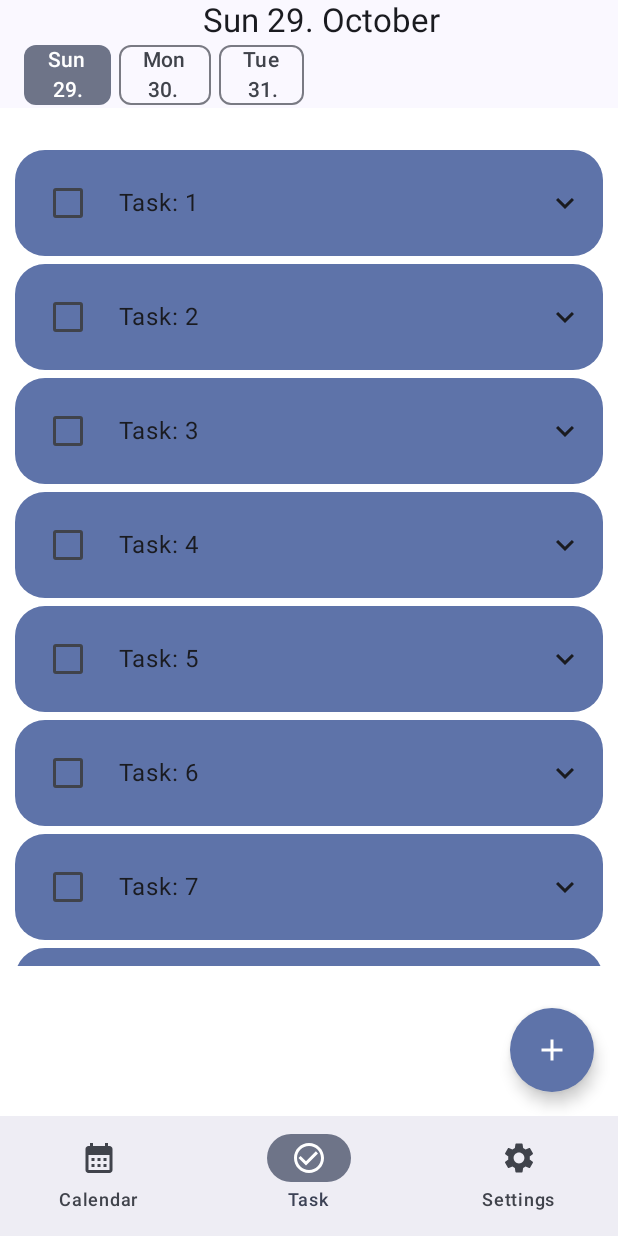
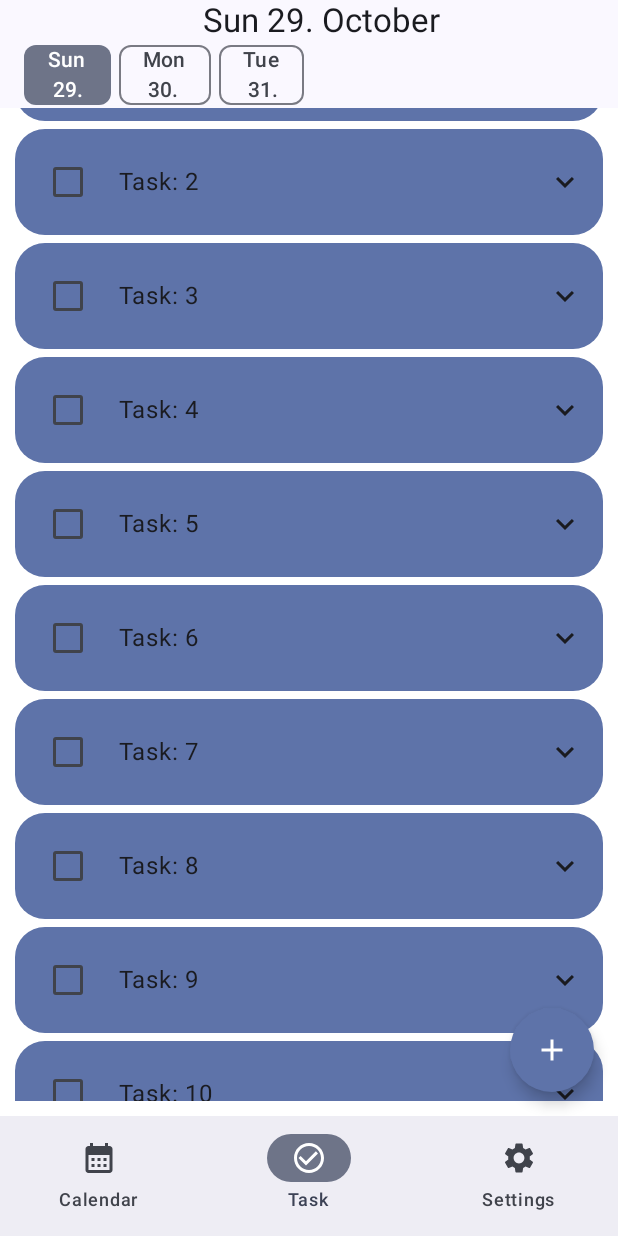
Before and after one commit to Gruppe-10-DTU/TODOAPP, an Android app built with Jetpack Compose: the ShowTaskList screen opened through its navigation route, on a phone screen of 412 x 824 dp. Run offline under Robolectric (Android 15) with nearby library versions, the phone set to English and light mode, and no system bars.

Commit message:
Tasks now take up the entire screen.

```diff
--- a/app/src/main/java/com/gruppe11/todoApp/ui/screens/ShowTaskList.kt
+++ b/app/src/main/java/com/gruppe11/todoApp/ui/screens/ShowTaskList.kt
@@ -89,7 +89,7 @@ fun GenerateLazyRowForDays(
                     .fillMaxSize()
             ) {
                 val formatFilterDate = DateTimeFormatter.ofPattern("E\n d.")
-                var lt = LocalDateTime.of(
+                val lt = LocalDateTime.of(
                     selectedYear,
                     selectedMonth,
                     selectedDay,
@@ -123,11 +123,11 @@ fun GenerateLazyColumnForTasks(
         modifier = Modifier
             .fillMaxSize()
             .background(Color.White)
-            .padding(10.dp, 100.dp)
+            .padding(10.dp)
     ) {
         LazyColumn(modifier = Modifier
             .align(Alignment.TopCenter)
-            .fillMaxWidth()
+            .fillMaxSize()
             ,
             verticalArrangement = Arrangement.spacedBy(5.dp)
         ) {
@@ -168,8 +168,8 @@ fun TaskItem(task: Task, viewModel: TaskViewModel){
             .clipToBounds()) {
             Checkbox(modifier = Modifier.padding(10.dp),
                 checked = taskCompletionStatus, onCheckedChange ={
-                viewModel.changeTaskCompletion(task);
-                taskCompletionStatus = task.isCompleted;
+                viewModel.changeTaskCompletion(task)
+                taskCompletionStatus = task.isCompleted
             } )
             Text(
                 modifier = Modifier.align(alignment = Alignment.CenterVertically)
@@ -237,7 +237,7 @@ fun ShowTaskList(
     //Change this variable when we want to display different months.
     var selectedMonth by remember{mutableStateOf(LocalDateTime.now().monthValue)}
     var selectedDay by remember{ mutableStateOf(LocalDateTime.now().dayOfMonth) }
-    var selectedYear by remember{mutableStateOf(LocalDateTime.now().year)}
+    val selectedYear by remember{mutableStateOf(LocalDateTime.now().year)}
     /*
     MAKE SURE TO REMOVE CODE BELOW ONCE WE DELIVER. THIS IS ONLY TO TEST
     PREVIEW, TASKS SHOULD NOT BE ADDED LIKE THIS!
@@ -268,23 +268,31 @@ fun ShowTaskList(
 
             )
         },
-        content = {
-            GenerateLazyColumnForTasks(
-                viewModel = viewModel,
-                selectedDay = selectedDay,
-                selectedMonth = selectedMonth,
-                selectedYear = selectedYear,
-            )
-            uiState
-        },
         floatingActionButton = {
             FloatingActionButton(
                 shape = CircleShape,
+                /*
+                TODO("Set the color")
+                containerColor = Color(0xF5838E),
+
+                 */
                 onClick = onFloatingButtonClick) {
                 Icon(Icons.Filled.Add, "Add new Task")
             }
-        }
-    )
+        },
+        /*
+        content = {
+
+        },*/
+
+    ) {
+        GenerateLazyColumnForTasks(
+            viewModel = viewModel,
+            selectedDay = selectedDay,
+            selectedMonth = selectedMonth,
+            selectedYear = selectedYear,
+        )
+    }
 }
 
 @SuppressLint("UnrememberedMutableState")
```
